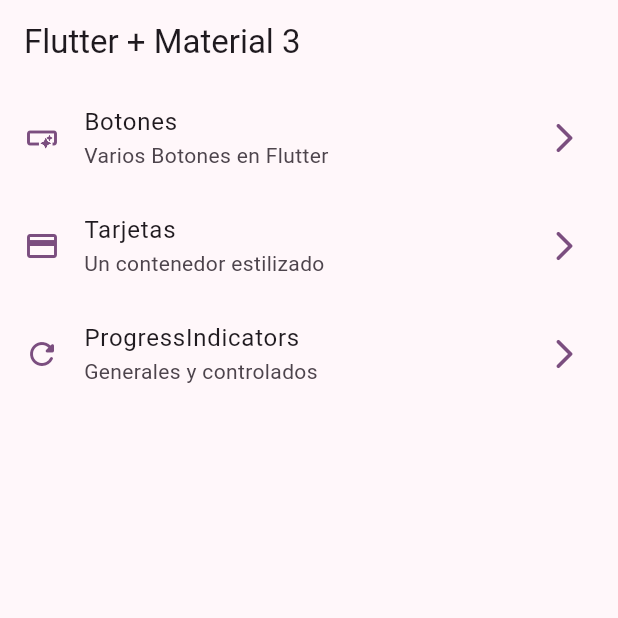
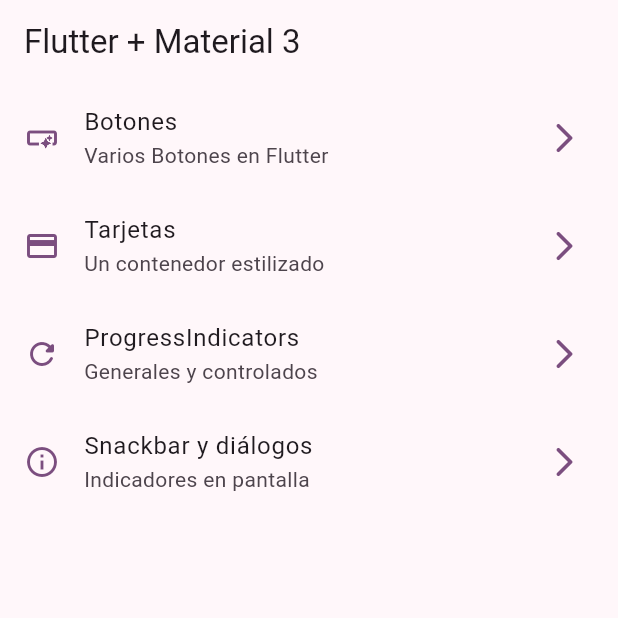
Before and after one commit to RG-HC/widgets_app, a Flutter app: the screen it shows after launch, on a phone screen of 412 x 824 dp, the top half of it. Run offline on Flutter 3.47's test engine with Material 2 defaults, Android fonts, the phone set to English and light mode, and no system bars; our stand-ins replace go_router.

Commit message:
Snackbars

```diff
--- a/lib/config/menu/menu_items.dart
+++ b/lib/config/menu/menu_items.dart
@@ -33,5 +33,11 @@ const appMenuItems = <MenuItem> [
       subtitle: 'Generales y controlados',
       link: '/Progress',
       icon: Icons.refresh_rounded,
+  ),
+  MenuItem(
+    title: 'Snackbar y diálogos',
+    subtitle: 'Indicadores en pantalla',
+    link: '/snackbar',
+    icon: Icons.info_outline,
   )
 ];
--- a/lib/config/router/app_router.dart
+++ b/lib/config/router/app_router.dart
@@ -27,5 +27,10 @@ final appRouter = GoRouter(
       name: ProgressScreen.name,
       builder: (context, state) => const ProgressScreen(),
     ),
+    GoRoute(
+      path: '/snackbar',
+      name: SnackbarScreen.name,
+      builder: (context, state) => const SnackbarScreen(),
+    ),
   ],
 );
--- a/lib/presentation/screens/cards/cards_screen.dart
+++ b/lib/presentation/screens/cards/cards_screen.dart
@@ -162,7 +162,6 @@ class _CardType4 extends StatelessWidget {
 
   @override
   Widget build(BuildContext context) {
-    final colors = Theme.of(context).colorScheme;
 
     return Card(
       clipBehavior: Clip.hardEdge,
--- a/lib/presentation/screens/snackbar/snackbar_screen.dart
+++ b/lib/presentation/screens/snackbar/snackbar_screen.dart
@@ -1,13 +1,32 @@
 import 'package:flutter/material.dart';
 
 class SnackbarScreen extends StatelessWidget {
-
   static const name = 'snackbar_screen';
 
   const SnackbarScreen({super.key});
 
+  void showCustomSnackbar(BuildContext context) {
+    ScaffoldMessenger.of(context).clearSnackBars();
+
+    final snackbar = SnackBar(
+      content: const Text('Hola Mundo'),
+      action: SnackBarAction(onPressed: () {}, label: 'ok',),
+      duration: const Duration(seconds: 2) ,
+    );
+
+    ScaffoldMessenger.of(context).showSnackBar(snackbar);
+  }
+
   @override
   Widget build(BuildContext context) {
-    return const Placeholder();
+    return Scaffold(
+      appBar: AppBar(
+        title: const Text('Snackbar y Diálogos'),
+      ),
+      floatingActionButton: FloatingActionButton.extended(
+          label: const Text('Mostrar Snackbar'),
+          icon: const Icon(Icons.remove_red_eye_outlined),
+          onPressed: () => showCustomSnackbar(context)),
+    );
   }
 }
```
